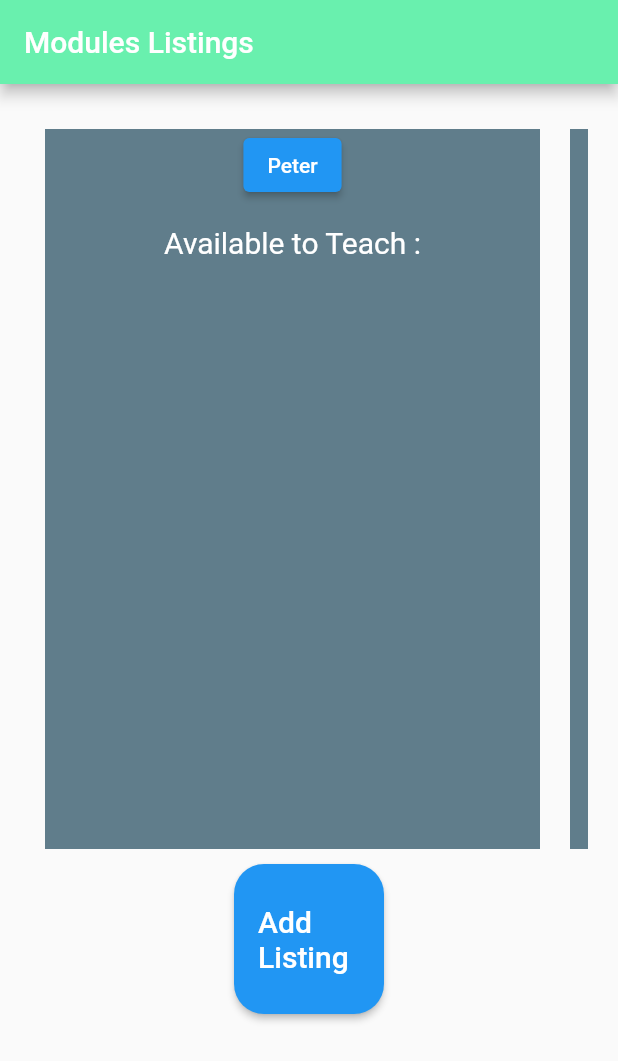
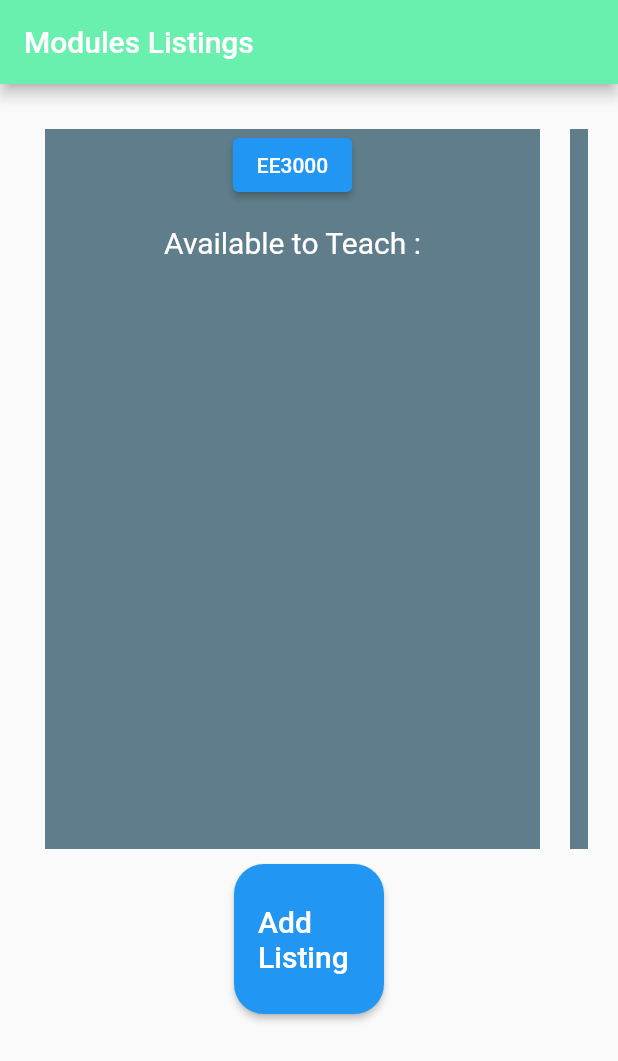
Before and after one commit to Damiencqh/DIP034, a Flutter app: the screen it shows after launch, on a phone screen of 412 x 824 dp. Shown: the top 1061 px of the screen. Run offline on Flutter 3.47's test engine with Material 2 defaults, Android fonts, the phone set to English and light mode, and no system bars.

Commit message:
Update main.dart

```diff
--- a/lib/main.dart
+++ b/lib/main.dart
@@ -19,7 +19,7 @@ class Home extends  StatefulWidget {
 }
 
 class _HomeState extends State<Home> {
-  List<String> tutName = ["Peter", "Tony", "Banner", "Steve", "Bruce", "Clark"]; //implement database
+  List<String> tutName = ["EE3000", "EE3002", "EE30004", "EE3006", "EE3008", "EE3010"]; //implement database
   List<String> description = ["EE1","EE2","EE3","EE4","EE5","EE6"];
 
   @override
```
